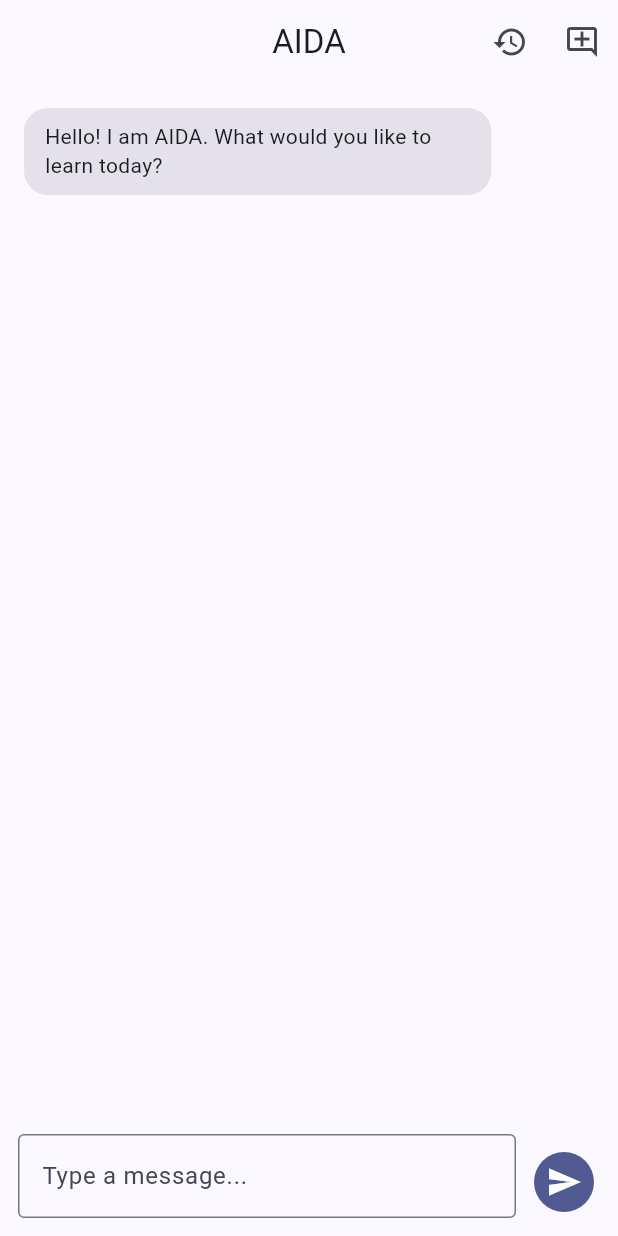
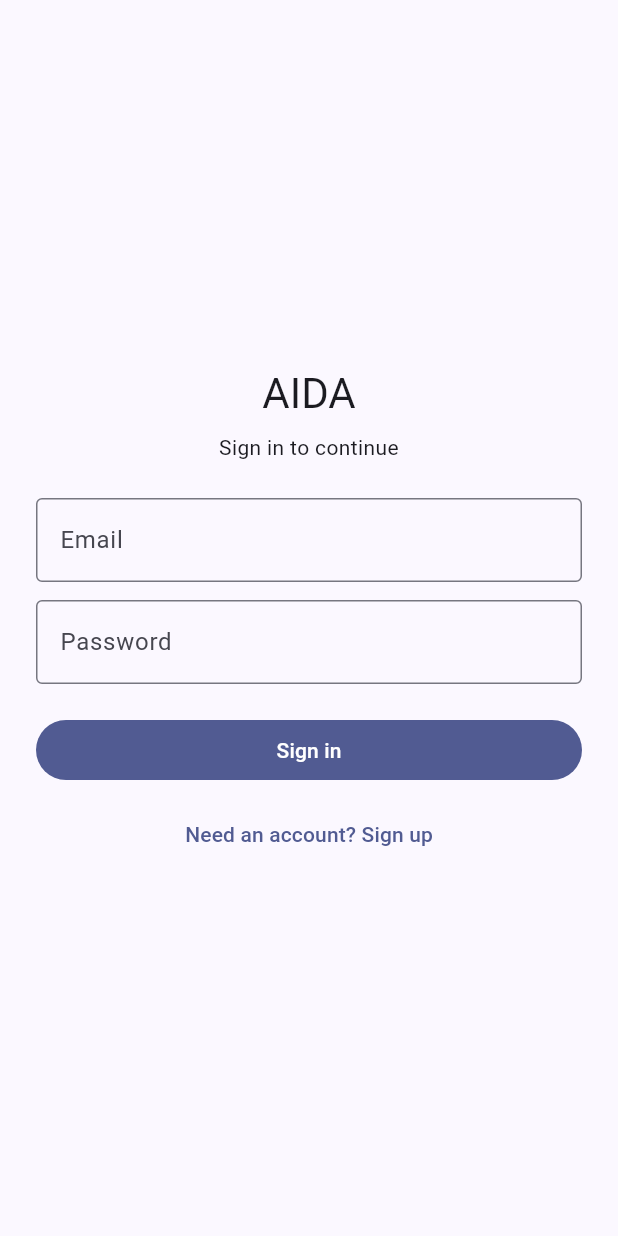
Before and after one commit to jamleaxi/AIDA, a Flutter app: the screen it shows after launch, on a phone screen of 412 x 824 dp. Run offline on Flutter 3.47's test engine with Material 3 defaults, Android fonts, the phone set to English and light mode, and no system bars; our stand-ins replace flutter_dotenv, flutter_markdown_plus, shared_preferences, supabase_flutter; accounts and stored records are empty.

Commit message:
2026-08-10 Added A Feature • User authentication • Per-user RLS (Row-Level Security) policies

```diff
--- a/lib/main.dart
+++ b/lib/main.dart
@@ -2,12 +2,14 @@ import 'package:flutter/material.dart';
 import 'package:flutter_dotenv/flutter_dotenv.dart';
 import 'package:supabase_flutter/supabase_flutter.dart';
 
-import 'screens/chat_page.dart';
+import 'screens/auth_gate.dart';
 import 'services/ai_service.dart';
+import 'services/auth_service.dart';
 import 'services/chat_prefs.dart';
 import 'services/chat_repository.dart';
 import 'services/gemini_service.dart';
 import 'services/groq_service.dart';
+import 'services/supabase_auth_service.dart';
 
 Future<void> main() async {
   WidgetsFlutterBinding.ensureInitialized();
@@ -71,6 +73,7 @@ Future<void> main() async {
       },
       chatRepository: ChatRepository(Supabase.instance.client),
       chatPrefs: ChatPrefs(),
+      authService: SupabaseAuthService(Supabase.instance.client),
     ),
   );
 }
@@ -81,11 +84,13 @@ class AidaApp extends StatefulWidget {
     required this.aiService,
     required this.chatRepository,
     required this.chatPrefs,
+    required this.authService,
   });
 
   final AiService aiService;
   final MessageRepository chatRepository;
   final ChatPrefs chatPrefs;
+  final AuthService authService;
 
   @override
   State<AidaApp> createState() => _AidaAppState();
@@ -107,7 +112,8 @@ class _AidaAppState extends State<AidaApp> {
         colorScheme: ColorScheme.fromSeed(seedColor: Colors.indigo),
         useMaterial3: true,
       ),
-      home: ChatPage(
+      home: AuthGate(
+        authService: widget.authService,
         aiService: widget.aiService,
         chatRepository: widget.chatRepository,
         chatPrefs: widget.chatPrefs,
--- /dev/null
+++ b/lib/screens/auth_gate.dart
@@ -0,0 +1,46 @@
+import 'package:flutter/material.dart';
+
+import '../services/ai_service.dart';
+import '../services/auth_service.dart';
+import '../services/chat_prefs.dart';
+import '../services/chat_repository.dart';
+import 'auth_page.dart';
+import 'chat_page.dart';
+
+class AuthGate extends StatelessWidget {
+  const AuthGate({
+    super.key,
+    required this.authService,
+    required this.aiService,
+    required this.chatRepository,
+    required this.chatPrefs,
+  });
+
+  final AuthService authService;
+  final AiService aiService;
+  final MessageRepository chatRepository;
+  final ChatPrefs chatPrefs;
+
+  @override
+  Widget build(BuildContext context) {
+    return StreamBuilder<AppUser?>(
+      stream: authService.userChanges,
+      initialData: authService.currentUser,
+      builder: (context, snapshot) {
+        final user = snapshot.data;
+        if (user == null) {
+          return AuthPage(authService: authService);
+        }
+
+        return ChatPage(
+          key: ValueKey(user.id),
+          aiService: aiService,
+          chatRepository: chatRepository,
+          chatPrefs: chatPrefs,
+          authService: authService,
+          userId: user.id,
+        );
+      },
+    );
+  }
+}
--- /dev/null
+++ b/lib/screens/auth_page.dart
@@ -0,0 +1,188 @@
+import 'package:flutter/material.dart';
+
+import '../services/auth_service.dart';
+
+class AuthPage extends StatefulWidget {
+  const AuthPage({super.key, required this.authService});
+
+  final AuthService authService;
+
+  @override
+  State<AuthPage> createState() => _AuthPageState();
+}
+
+class _AuthPageState extends State<AuthPage> {
+  final _formKey = GlobalKey<FormState>();
+  final _emailController = TextEditingController();
+  final _passwordController = TextEditingController();
+
+  bool _isSignUp = false;
+  bool _isSubmitting = false;
+  String? _errorMessage;
+  String? _infoMessage;
+
+  @override
+  void dispose() {
+    _emailController.dispose();
+    _passwordController.dispose();
+    super.dispose();
+  }
+
+  Future<void> _submit() async {
+    if (_isSubmitting || !(_formKey.currentState?.validate() ?? false)) return;
+
+    setState(() {
+      _isSubmitting = true;
+      _errorMessage = null;
+      _infoMessage = null;
+    });
+
+    final email = _emailController.text.trim();
+    final password = _passwordController.text;
+
+    try {
+      if (_isSignUp) {
+        await widget.authService.signUp(email: email, password: password);
+        if (!mounted) return;
+        setState(() {
+          _isSignUp = false;
+          _infoMessage =
+              'Account created. Check your email to confirm it, then sign in.';
+        });
+      } else {
+        await widget.authService.signIn(email: email, password: password);
+      }
+    } on AuthServiceException catch (error) {
+      if (!mounted) return;
+      setState(() => _errorMessage = error.message);
+    } catch (error, stackTrace) {
+      debugPrint('Auth error: $error\n$stackTrace');
+      if (!mounted) return;
+      setState(
+        () => _errorMessage = 'Something went wrong. Please try again.',
+      );
+    } finally {
+      if (mounted) setState(() => _isSubmitting = false);
+    }
+  }
+
+  void _toggleMode() {
+    setState(() {
+      _isSignUp = !_isSignUp;
+      _errorMessage = null;
+      _infoMessage = null;
+    });
+  }
+
+  @override
+  Widget build(BuildContext context) {
+    final theme = Theme.of(context);
+
+    return Scaffold(
+      body: SafeArea(
+        child: Center(
+          child: SingleChildScrollView(
+            padding: const EdgeInsets.all(24),
+            child: ConstrainedBox(
+              constraints: const BoxConstraints(maxWidth: 400),
+              child: Form(
+                key: _formKey,
+                child: Column(
+                  mainAxisSize: MainAxisSize.min,
+                  crossAxisAlignment: CrossAxisAlignment.stretch,
+                  children: [
+                    Text(
+                      'AIDA',
+                      style: theme.textTheme.headlineMedium,
+                      textAlign: TextAlign.center,
+                    ),
+                    const SizedBox(height: 8),
+                    Text(
+                      _isSignUp ? 'Create an account' : 'Sign in to continue',
+                      style: theme.textTheme.bodyMedium,
+                      textAlign: TextAlign.center,
+                    ),
+                    const SizedBox(height: 24),
+                    TextFormField(
+                      key: const Key('emailField'),
+                      controller: _emailController,
+                      enabled: !_isSubmitting,
+                      keyboardType: TextInputType.emailAddress,
+                      autocorrect: false,
+                      decoration: const InputDecoration(
+                        labelText: 'Email',
+                        border: OutlineInputBorder(),
+                      ),
+                      validator: (value) {
+                        final email = value?.trim() ?? '';
+                        if (email.isEmpty || !email.contains('@')) {
+                          return 'Enter a valid email address';
+                        }
+                        return null;
+                      },
+                    ),
+                    const SizedBox(height: 12),
+                    TextFormField(
+                      key: const Key('passwordField'),
+                      controller: _passwordController,
+                      enabled: !_isSubmitting,
+                      obscureText: true,
+                      decoration: const InputDecoration(
+                        labelText: 'Password',
+                        border: OutlineInputBorder(),
+                      ),
+                      validator: (value) {
+                        if ((value ?? '').length < 6) {
+                          return 'Password must be at least 6 characters';
+                        }
+                        return null;
+                      },
+                    ),
+                    if (_errorMessage != null) ...[
+                      const SizedBox(height: 16),
+                      Text(
+                        _errorMessage!,
+                        style: TextStyle(color: theme.colorScheme.error),
+                      ),
+                    ],
+                    if (_infoMessage != null) ...[
+                      const SizedBox(height: 16),
+                      Text(
+                        _infoMessage!,
+                        style: TextStyle(color: theme.colorScheme.primary),
+                      ),
+                    ],
+                    const SizedBox(height: 20),
+                    FilledButton(
+                      key: const Key('authSubmitButton'),
+                      onPressed: _isSubmitting ? null : _submit,
+                      child: _isSubmitting
+                          ? const SizedBox(
+                              height: 18,
+                              width: 18,
+                              child: CircularProgressIndicator(
+                                strokeWidth: 2,
+                              ),
+                            )
+                          : Text(_isSignUp ? 'Sign up' : 'Sign in'),
+                    ),
+                    const SizedBox(height: 8),
+                    TextButton(
+                      key: const Key('authToggleButton'),
+                      onPressed: _isSubmitting ? null : _toggleMode,
+                      child: Text(
+                        _isSignUp
+                            ? 'Already have an account? Sign in'
+                            : 'Need an account? Sign up',
+                      ),
+                    ),
+                  ],
+                ),
+              ),
+            ),
+          ),
+        ),
+      ),
+    );
+  }
+}
--- /dev/null
+++ b/lib/services/auth_service.dart
@@ -0,0 +1,27 @@
+class AppUser {
+  const AppUser({required this.id, required this.email});
+
+  final String id;
+  final String? email;
+}
+
+abstract interface class AuthService {
+  AppUser? get currentUser;
+
+  Stream<AppUser?> get userChanges;
+
+  Future<void> signIn({required String email, required String password});
+
+  Future<void> signUp({required String email, required String password});
+
+  Future<void> signOut();
+}
+
+class AuthServiceException implements Exception {
+  const AuthServiceException(this.message);
+
+  final String message;
+
+  @override
+  String toString() => 'AuthServiceException: $message';
+}
```
Also changed, not shown: lib/screens/chat_page.dart (+28 -3 lines), lib/services/chat_prefs.dart (+10 -5 lines), lib/services/supabase_auth_service.dart (added, +45 -0 lines), 1 other file.
